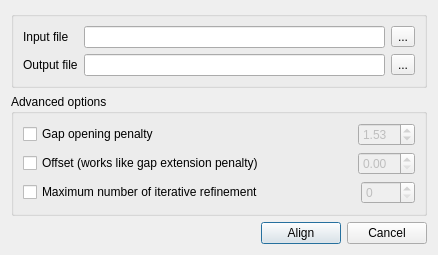
The window that src/plugins/external_tool_support/src/ui/MAFFTSupportRunDialog.ui (violethaze74/ugene) describes before a commit, drawn with Qt 5.
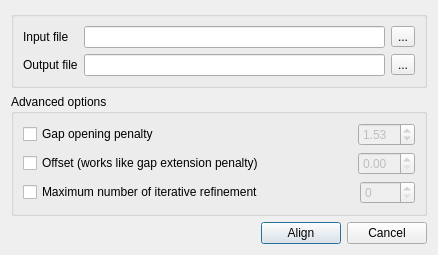
The same window after the commit.

What changed in the file:
```diff
--- a/src/plugins/external_tool_support/src/ui/MAFFTSupportRunDialog.ui
+++ b/src/plugins/external_tool_support/src/ui/MAFFTSupportRunDialog.ui
@@ -189,7 +189,7 @@
               </property>
               <property name="minimumSize">
                <size>
-                <width>49</width>
+                <width>55</width>
                 <height>0</height>
                </size>
               </property>
```
Left out of the diff: 12 changed lines with no effect on the pictures.
